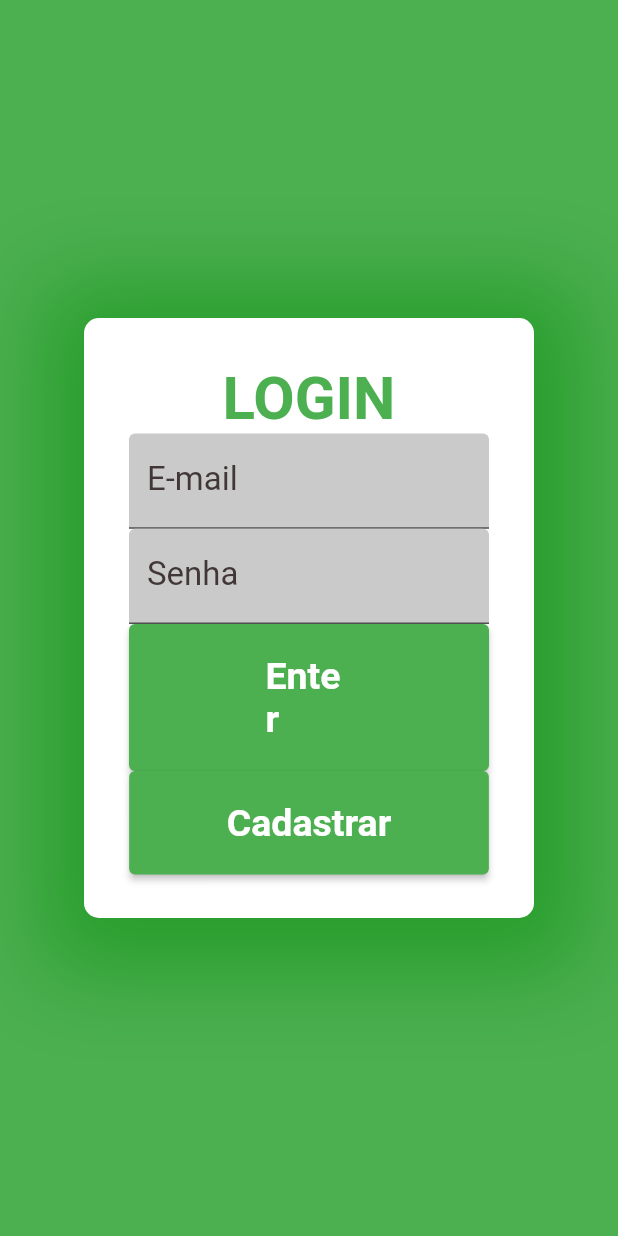
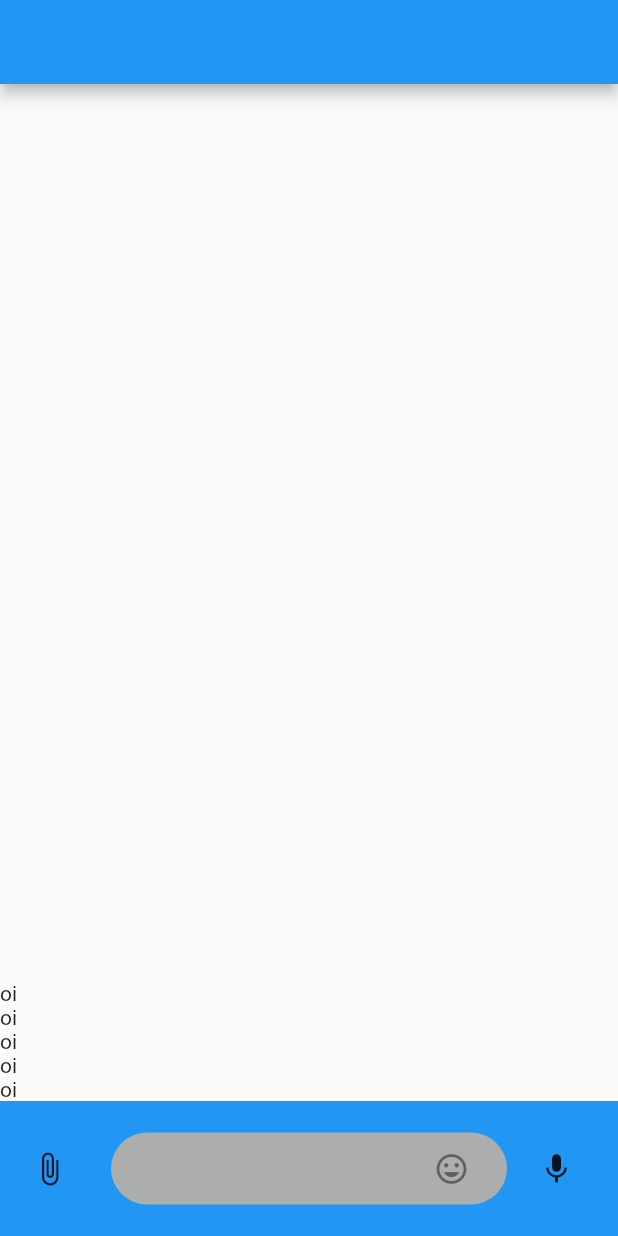
Before and after one commit to MatheusAmaros/whatsapp-clone, a Flutter app: the screen it shows after launch, on a phone screen of 412 x 824 dp. Run offline on Flutter 3.47's test engine with Material 2 defaults, Android fonts, the phone set to English and light mode, and no system bars; our stand-ins replace cloud_firestore, firebase_auth; accounts and stored records are empty.

Commit message:
Adiçao da tela de troca de mensagens

```diff
--- a/lib/view/app.dart
+++ b/lib/view/app.dart
@@ -1,5 +1,6 @@
 import 'package:firebase_auth/firebase_auth.dart';
 import 'package:flutter/material.dart';
+import 'package:whatsapp_clone/view/chat.view.dart';
 import 'package:whatsapp_clone/view/login.view.dart';
 import 'package:whatsapp_clone/view/mensagem.view.dart';
 import 'package:whatsapp_clone/view/register.view.dart';
@@ -12,7 +13,8 @@ class App extends StatelessWidget {
     //print(auth.currentUser!.uid);
     return MaterialApp(
       debugShowCheckedModeBanner: false,
-      home: auth.currentUser == null ? LoginView() : MensagemView(),
+      home:
+          ChatView(), //auth.currentUser == null ? LoginView() : MensagemView(),
       routes: {
         '/login': (context) => LoginView(),
         '/message': (context) => MensagemView(),
--- /dev/null
+++ b/lib/view/chat.view.dart
@@ -0,0 +1,74 @@
+import 'package:flutter/cupertino.dart';
+import 'package:flutter/material.dart';
+import 'package:whatsapp_clone/view/app.dart';
+
+class ChatView extends StatefulWidget {
+  @override
+  State<ChatView> createState() => _ChatViewState();
+}
+
+class _ChatViewState extends State<ChatView> {
+  TextEditingController txtCtrl = new TextEditingController();
+
+  bool showMicIcon = true;
+
+  @override
+  Widget build(BuildContext context) {
+    return Scaffold(
+      appBar: AppBar(),
+      body: Column(
+        children: [
+          Flexible(
+            child: ListView(
+              reverse: true,
+              children: [
+                Text("oi"),
+                Text("oi"),
+                Text("oi"),
+                Text("oi"),
+                Text("oi")
+              ],
+            ),
+          ),
+          Container(
+            color: Colors.blue,
+            height: 90,
+            child: Row(
+              children: [
+                Container(
+                    margin: EdgeInsets.fromLTRB(9, 0, 17, 0),
+                    child: IconButton(
+                        onPressed: () {}, icon: Icon(Icons.attach_file))),
+                Flexible(
+                  child: Container(
+                    padding: EdgeInsets.symmetric(horizontal: 13),
+                    decoration: BoxDecoration(
+                        color: Color.fromARGB(255, 172, 174, 173),
+                        borderRadius: BorderRadius.circular(40)),
+                    child: TextField(
+                      decoration: InputDecoration(
+                        border: InputBorder.none,
+                        suffixIcon: Icon(Icons.tag_faces),
+                      ),
+                      onChanged: (value) {
+                        if (value.isEmpty)
+                          setState(() => showMicIcon = true);
+                        else
+                          setState(() => showMicIcon = false);
+                      },
+                    ),
+                  ),
+                ),
+                Container(
+                    margin: EdgeInsets.fromLTRB(9, 0, 17, 0),
+                    child: showMicIcon
+                        ? IconButton(onPressed: () {}, icon: Icon(Icons.mic))
+                        : IconButton(onPressed: () {}, icon: Icon(Icons.send)))
+              ],
+            ),
+          )
+        ],
+      ),
+    );
+  }
+}
--- a/lib/view/login.view.dart
+++ b/lib/view/login.view.dart
@@ -24,11 +24,15 @@ class LoginView extends StatelessWidget {
   @override
   Widget build(BuildContext context) {
     return Scaffold(
-      body: Container(
+      body:
+
+        Container(
         decoration: BoxDecoration(color: Colors.green),
         child: Center(
           child: Container(
+
             decoration: BoxDecoration(
+
               color: Colors.white,
               borderRadius: BorderRadius.circular(10),
               boxShadow: [
@@ -40,8 +44,8 @@ class LoginView extends StatelessWidget {
                 ),
               ],
             ),
-            width: 300,
-            height: 400,
+            width: 400,
+            height: 500,
             child: Padding(
               padding: const EdgeInsets.all(30),
               child: Form(
@@ -51,6 +55,15 @@ class LoginView extends StatelessWidget {
                   mainAxisSize: MainAxisSize.min,
                   crossAxisAlignment: CrossAxisAlignment.center,
                   children: [
+                    //Container(
+                    //  child:  Icon(Icons.logout)),
+                    Row(
+                      mainAxisAlignment: MainAxisAlignment.center,
+                      children: [
+                        /*
+                        Container(
+                          child: Image.asset('assets/images/texting.jpg',width:300,height:100),
+                        ),*/
                         Text(
                           "LOGIN",
                           style: TextStyle(
@@ -58,16 +71,25 @@ class LoginView extends StatelessWidget {
                               color: Colors.green,
                               fontWeight: FontWeight.bold),
                         ),
+                        Icon(Icons.login, size:  40, color: Colors.green),
+                      ],
+                    ),
+
                     TextFormField(
                       decoration: InputDecoration(
+                        hintText: "E-mail Address",
+                        hintStyle: TextStyle(color: Color.fromARGB(255, 165, 165, 165)),
                         labelText: "E-mail",
-                        labelStyle: TextStyle(
-                          color: Color.fromARGB(255, 65, 55, 55),
-                          fontSize: 22,
-                          fontStyle: FontStyle.normal,
+                        floatingLabelBehavior: FloatingLabelBehavior.always,
+                        border: OutlineInputBorder(
+                          borderRadius: BorderRadius.circular(10),
+                          borderSide: BorderSide(color: Colors.red)
                         ),
-                        filled: true,
-                        fillColor: Color.fromARGB(255, 202, 202, 202),
+                        focusedBorder: OutlineInputBorder(
+                          borderRadius: BorderRadius.circular(20),
+                          borderSide: BorderSide(color: Colors.green)
+                        ),
+                        prefixIcon: Icon(Icons.email)
                       ),
                       onSaved: (value) => email = value!,
                       validator: (value) {
@@ -77,14 +99,19 @@ class LoginView extends StatelessWidget {
                     ),
                     TextFormField(
                       decoration: InputDecoration(
-                        labelText: "Senha",
-                        labelStyle: TextStyle(
-                          color: Color.fromARGB(255, 65, 55, 55),
-                          fontSize: 22,
-                          fontStyle: FontStyle.normal,
+                        hintText: "Password",
+                        hintStyle: TextStyle(color: Color.fromARGB(255, 165, 165, 165)),
+                        labelText: "Password",
+                        floatingLabelBehavior: FloatingLabelBehavior.always,
+                        border: OutlineInputBorder(
+                          borderRadius: BorderRadius.circular(10),
+                          borderSide: BorderSide(color: Color.fromARGB(255, 0, 0, 0))
                         ),
-                        filled: true,
-                        fillColor: Color.fromARGB(255, 202, 202, 202),
+                        focusedBorder: OutlineInputBorder(
+                          borderRadius: BorderRadius.circular(20),
+                          borderSide: BorderSide(color: Colors.green)
+                        ),
+                        prefixIcon: Icon(Icons.password)
                       ),
                       obscureText: true,
                       onSaved: (value) => senha = value!,
@@ -97,23 +124,26 @@ class LoginView extends StatelessWidget {
                       onPressed: () => save(context),
                       child: Text("Enter"),
                       style: ElevatedButton.styleFrom(
+                          shape: StadiumBorder(),
                           primary: Colors.green,
                           padding: EdgeInsets.symmetric(
-                              horizontal: 91, vertical: 20),
+                              horizontal: 130, vertical: 20),
                           textStyle: TextStyle(
-                              fontSize: 25, fontWeight: FontWeight.bold)),
+                              fontSize: 25, fontWeight: FontWeight.bold)
                               ),
-                    ElevatedButton(
-                      onPressed: () =>
-                          Navigator.pushNamed(context, '/register'),
-                      child: Text("Cadastrar"),
-                      style: ElevatedButton.styleFrom(
-                          primary: Colors.green,
-                          padding: EdgeInsets.symmetric(
-                              horizontal: 65, vertical: 20),
-                          textStyle: TextStyle(
-                              fontSize: 25, fontWeight: FontWeight.bold)),
+                    ),
+                    Row(
+                      mainAxisAlignment: MainAxisAlignment.center,
+                      children: [
+                        Text("Não Tem cadastro? "),
+                        GestureDetector(
+                          child: Text("Cadastrar-se", style: TextStyle(decoration: TextDecoration.underline, color: Colors.blue)),
+                          onTap: () => Navigator.pushNamed(context, '/register'),
                         )
+
+                    ]
+                    ),
+
                   ],
                 ),
               ),
```
Also changed, not shown: lib/view/register.view.dart (+37 -17 lines), pubspec.yaml (+3 -4 lines), assets/images/texting.jpg (added). Lines whose indentation alone changed are shown as unchanged.
